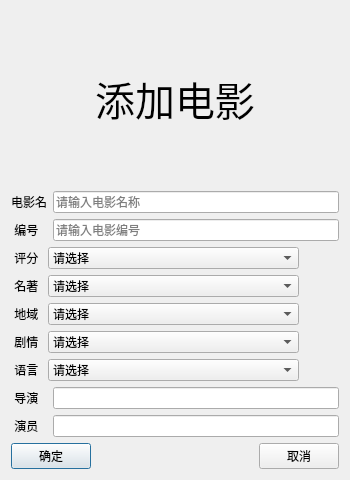
This is addmovie.ui in bjutyk/qt-movie_search as Qt 5 draws it before an edit. The edited form follows.
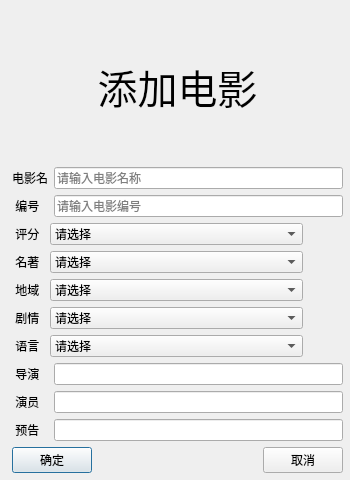
This is the edited form.

```diff
--- a/addmovie.ui
+++ b/addmovie.ui
@@ -13,8 +13,15 @@
   <property name="windowTitle">
    <string>addMovie</string>
   </property>
-  <layout class="QVBoxLayout" name="verticalLayout_2">
-   <item>
+  <widget class="QWidget" name="">
+   <property name="geometry">
+    <rect>
+     <x>12</x>
+     <y>12</y>
+     <width>331</width>
+     <height>461</height>
+    </rect>
+   </property>
     <layout class="QVBoxLayout" name="verticalLayout">
      <item>
       <widget class="QLabel" name="label">
@@ -612,7 +619,7 @@
       </layout>
      </item>
      <item>
-      <layout class="QHBoxLayout" name="horizontalLayout_9" stretch="1,8">
+     <layout class="QHBoxLayout" name="horizontalLayout_11" stretch="1,8">
        <item>
         <widget class="QLabel" name="label_9">
          <property name="text">
@@ -625,6 +632,20 @@
        </item>
       </layout>
      </item>
+    <item>
+     <layout class="QHBoxLayout" name="horizontalLayout_9" stretch="1,8">
+      <item>
+       <widget class="QLabel" name="label_11">
+        <property name="text">
+         <string> 预告</string>
+        </property>
+       </widget>
+      </item>
+      <item>
+       <widget class="QLineEdit" name="lineEdit_url"/>
+      </item>
+     </layout>
+    </item>
      <item>
       <layout class="QHBoxLayout" name="horizontalLayout_10">
        <item>
@@ -657,8 +678,7 @@
       </layout>
      </item>
     </layout>
-   </item>
-  </layout>
+  </widget>
  </widget>
  <resources/>
  <connections/>
```
Lines whose indentation alone changed are shown as unchanged.
